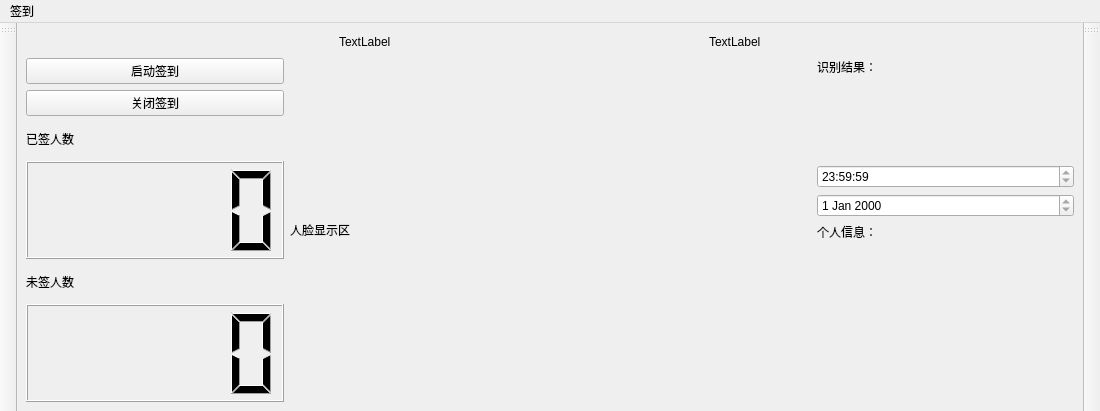
Before: the Qt Designer form code/Mainwindows.ui in HeJayce/Face_Recognition, drawn with Qt 5.
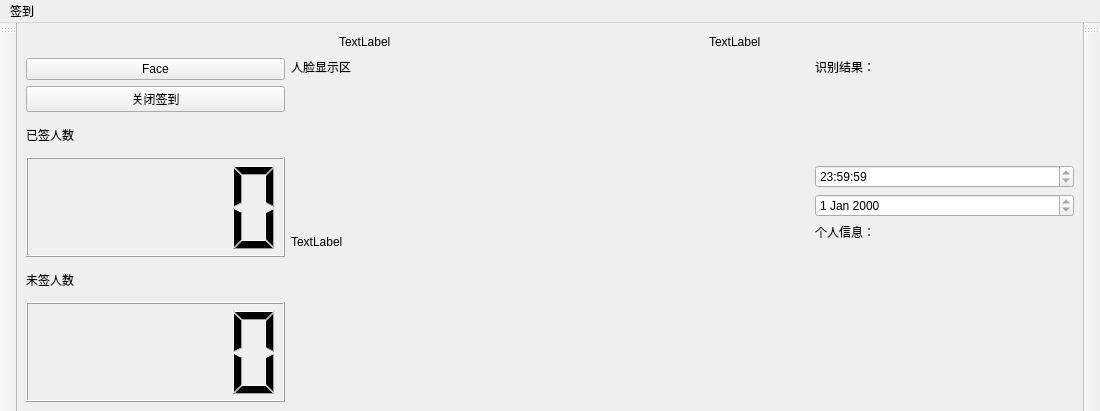
After: the same form once the commit is applied.

```diff
--- a/code/Mainwindows.ui
+++ b/code/Mainwindows.ui
@@ -20,7 +20,7 @@
      <height>0</height>
     </size>
    </property>
-   <layout class="QVBoxLayout" name="verticalLayout_2">
+   <layout class="QVBoxLayout" name="verticalLayout_4">
     <item>
      <layout class="QHBoxLayout" name="horizontalLayout_2">
       <item>
@@ -79,13 +79,13 @@
      </layout>
     </item>
     <item>
-     <layout class="QHBoxLayout" name="horizontalLayout">
+     <layout class="QHBoxLayout" name="horizontalLayout" stretch="1,2,1">
       <item>
        <layout class="QVBoxLayout" name="verticalLayout" stretch="2,2,1,3,1,3">
         <item>
          <widget class="QPushButton" name="pushButton_2">
           <property name="text">
-           <string>启动签到</string>
+           <string>Face</string>
           </property>
          </widget>
         </item>
@@ -119,6 +119,8 @@
        </layout>
       </item>
       <item>
+       <layout class="QVBoxLayout" name="verticalLayout_2" stretch="0,1">
+        <item>
        <widget class="QLabel" name="label_3">
         <property name="text">
          <string>人脸显示区</string>
@@ -126,11 +128,13 @@
        </widget>
       </item>
       <item>
-       <widget class="QLabel" name="label_6">
+         <widget class="QLabel" name="label_11">
         <property name="text">
-         <string/>
-        </property>
-       </widget>
+           <string>TextLabel</string>
+          </property>
+         </widget>
+        </item>
+       </layout>
       </item>
       <item>
        <layout class="QVBoxLayout" name="verticalLayout_3" stretch="0,1,0,0,0,2">
```
Lines whose indentation alone changed are shown as unchanged.
